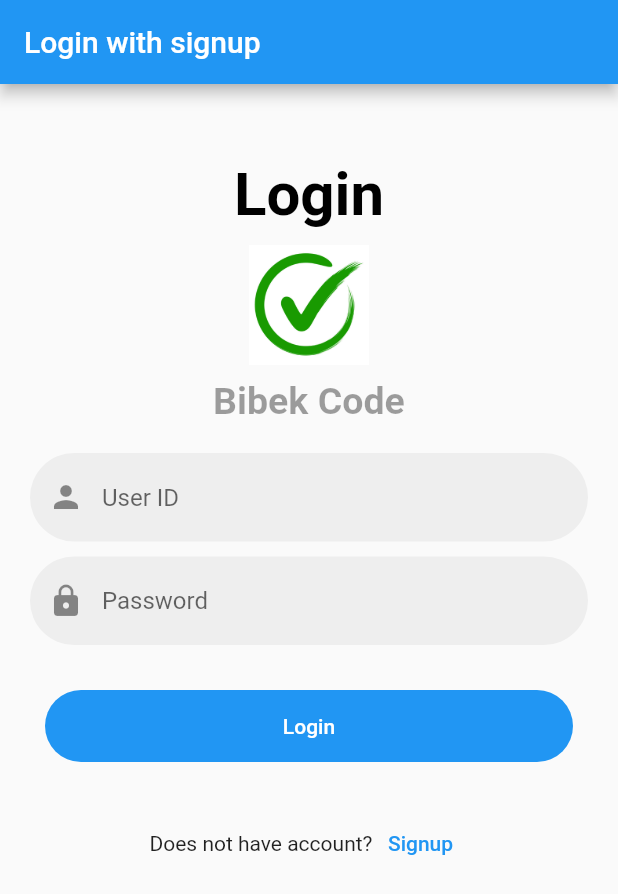
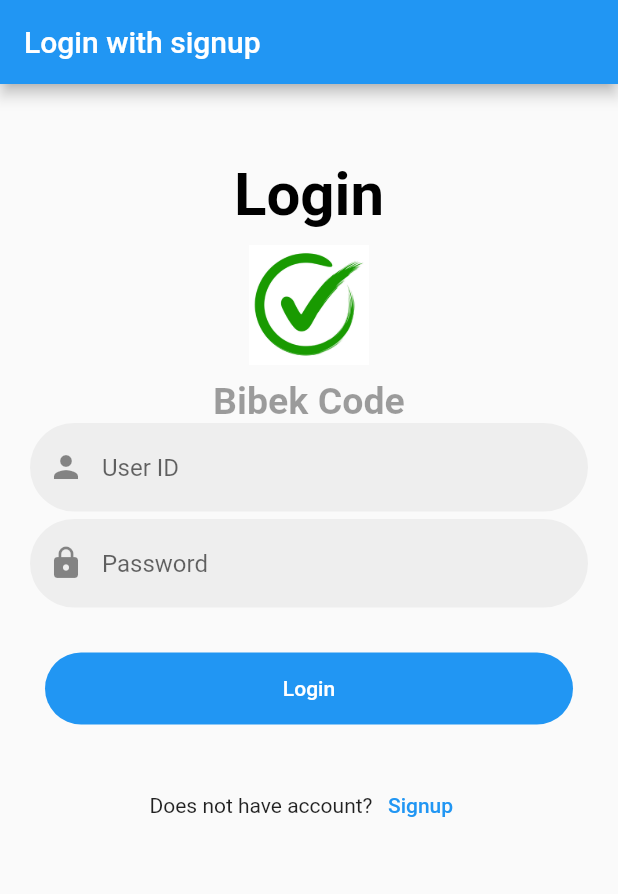
Before and after one commit to bibek-in-github/flutter-loginForm, a Flutter app: the screen it shows after launch, on a phone screen of 412 x 824 dp. Shown: the top 894 px of the screen. Run offline on Flutter 3.47's test engine with Material 2 defaults, Android fonts, the phone set to English and light mode, and no system bars.

```diff
--- /dev/null
+++ b/lib/Comm/genTextFormField.dart
@@ -0,0 +1,44 @@
+import 'package:flutter/material.dart';
+
+class getTextFormField extends StatelessWidget {
+  final TextEditingController controller;
+  final String hintname;
+  final IconData icon;
+  final bool isObscureText;
+  const getTextFormField(
+      {required this.controller,
+      required this.hintname,
+      required this.icon,
+       this.isObscureText = false,
+      super.key});
+
+  @override
+  Widget build(BuildContext context) {
+    return Container(
+      padding: EdgeInsets.symmetric(horizontal: 20.0),
+      // margin: EdgeInsets.only(top: 10.0),
+      child: TextFormField(
+        controller: controller,
+        obscureText: isObscureText,
+        decoration: InputDecoration(
+          enabledBorder: OutlineInputBorder(
+            borderRadius: BorderRadius.all(Radius.circular(30.0)),
+            borderSide: BorderSide(
+              color: Colors.transparent,
+            ),
+          ),
+          focusedBorder: OutlineInputBorder(
+            borderRadius: BorderRadius.all(Radius.circular(30.0)),
+            borderSide: BorderSide(
+              color: Colors.blue,
+            ),
+          ),
+          prefixIcon: Icon(icon),
+          hintText: hintname,
+          fillColor: Colors.grey[200],
+          filled: true,
+        ),
+      ),
+    );
+  }
+}
--- a/lib/Screens/loginform.dart
+++ b/lib/Screens/loginform.dart
@@ -1,8 +1,11 @@
 import 'package:flutter/material.dart';
+import 'package:login_form/Comm/genTextFormField.dart';
 import 'package:login_form/Screens/SignupForm.dart';
 
 class LoginForm extends StatelessWidget {
-  const LoginForm({super.key});
+  final _conUserId = TextEditingController();
+  final _conPassword = TextEditingController();
+  LoginForm({super.key});
 
   @override
   Widget build(BuildContext context) {
@@ -41,54 +44,19 @@ class LoginForm extends StatelessWidget {
                     fontSize: 25.0,
                   ),
                 ),
-                Container(
-                  padding: EdgeInsets.symmetric(horizontal: 20.0),
-                  margin: EdgeInsets.only(top: 20.0),
-                  child: TextFormField(
-                    decoration: InputDecoration(
-                      enabledBorder: OutlineInputBorder(
-                        borderRadius: BorderRadius.all(Radius.circular(30.0)),
-                        borderSide: BorderSide(
-                          color: Colors.transparent,
-                        ),
-                      ),
-                      focusedBorder: OutlineInputBorder(
-                        borderRadius: BorderRadius.all(Radius.circular(30.0)),
-                        borderSide: BorderSide(
-                          color: Colors.blue,
-                        ),
-                      ),
-                      prefixIcon: Icon(Icons.person),
-                      hintText: 'User ID',
-                      fillColor: Colors.grey[200],
-                      filled: true,
-                    ),
-                  ),
+                getTextFormField(
+                  controller: _conUserId,
+                  hintname: 'User ID',
+                  icon: Icons.person,
                 ),
-                Container(
-                  padding: EdgeInsets.symmetric(horizontal: 20.0),
-                  margin: EdgeInsets.only(top: 10.0),
-                  child: TextFormField(
-                    obscureText: true,
-                    decoration: InputDecoration(
-                      enabledBorder: OutlineInputBorder(
-                        borderRadius: BorderRadius.all(Radius.circular(30.0)),
-                        borderSide: BorderSide(
-                          color: Colors.transparent,
-                        ),
-                      ),
-                      focusedBorder: OutlineInputBorder(
-                        borderRadius: BorderRadius.all(Radius.circular(30.0)),
-                        borderSide: BorderSide(
-                          color: Colors.blue,
-                        ),
-                      ),
-                      prefixIcon: Icon(Icons.lock),
-                      hintText: 'Password',
-                      fillColor: Colors.grey[200],
-                      filled: true,
-                    ),
-                  ),
+                SizedBox(
+                  height: 5.0,
+                ),
+                getTextFormField(
+                  controller: _conPassword,
+                  hintname: 'Password',
+                  icon: Icons.lock,
+                  isObscureText: true,
                 ),
                 Container(
                   margin: EdgeInsets.all(30.0),
```
